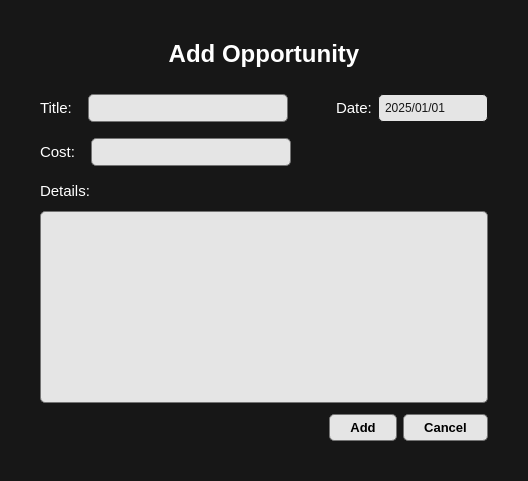
Before: the Qt Designer form CRM/views/ui/add_opportunity.ui in ImGaby123/SalesOptimizer-CRM, drawn with Qt 5.
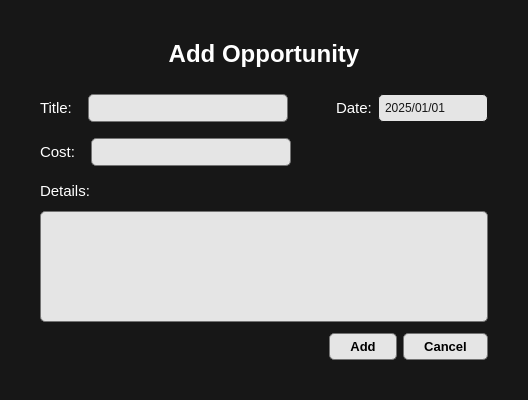
After: the same form once the commit is applied. Icons and pictures are not drawn.

Commit message: add/edit opportunity ui adjusted

Diff of the .ui file:
```diff
--- a/CRM/views/ui/add_opportunity.ui
+++ b/CRM/views/ui/add_opportunity.ui
@@ -7,7 +7,7 @@
     <x>0</x>
     <y>0</y>
     <width>528</width>
-    <height>481</height>
+    <height>400</height>
    </rect>
   </property>
   <property name="windowTitle">
```
The commit also changes 3 other files.
